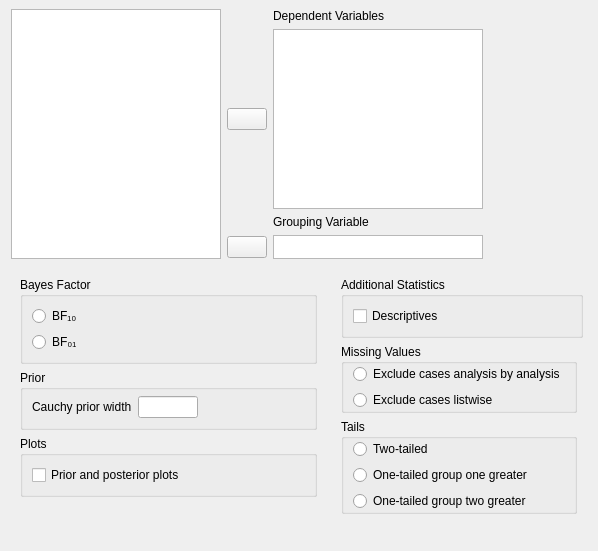
Old version of the form JASP-Desktop/analysisforms/ttestbayesianindependentsamplesform.ui in the repository jasp-stats/jasp-desktop.
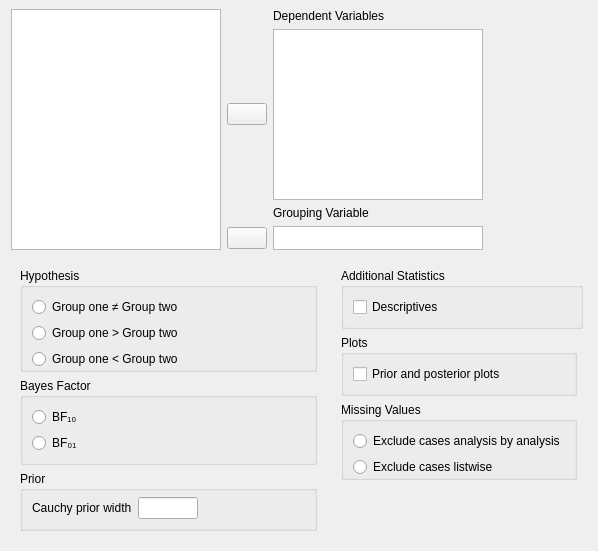
New version of the form. Custom widgets are drawn as their Qt base class.

The edit to the form file:
```diff
--- a/JASP-Desktop/analysisforms/ttestbayesianindependentsamplesform.ui
+++ b/JASP-Desktop/analysisforms/ttestbayesianindependentsamplesform.ui
@@ -198,7 +198,7 @@
    <item row="1" column="1" rowspan="2">
     <widget class="QWidget" name="widget_3" native="true">
      <layout class="QGridLayout" name="gridLayout_2">
-      <item row="1" column="0">
+      <item row="2" column="0">
        <widget class="BoundGroupBox" name="missingValues">
         <property name="title">
          <string>Missing Values</string>
@@ -207,9 +207,6 @@
          <bool>true</bool>
         </property>
         <layout class="QGridLayout" name="gridLayout_6">
-         <property name="topMargin">
-          <number>0</number>
-         </property>
          <property name="bottomMargin">
           <number>0</number>
          </property>
@@ -230,45 +227,6 @@
         </layout>
        </widget>
       </item>
-      <item row="2" column="0">
-       <widget class="BoundGroupBox" name="tails">
-        <property name="title">
-         <string>Tails</string>
-        </property>
-        <property name="flat">
-         <bool>true</bool>
-        </property>
-        <layout class="QGridLayout" name="gridLayout_9">
-         <property name="topMargin">
-          <number>0</number>
-         </property>
-         <property name="bottomMargin">
-          <number>0</number>
-         </property>
-         <item row="2" column="0">
-          <widget class="QRadioButton" name="_3oneTailedLessThan">
-           <property name="text">
-            <string>One-tailed group two greater</string>
-           </property>
-          </widget>
-         </item>
-         <item row="1" column="0">
-          <widget class="QRadioButton" name="_2oneTailedGreaterThan">
-           <property name="text">
-            <string>One-tailed group one greater</string>
-           </property>
-          </widget>
-         </item>
-         <item row="0" column="0">
-          <widget class="QRadioButton" name="_1twoTailed">
-           <property name="text">
-            <string>Two-tailed</string>
-           </property>
-          </widget>
-         </item>
-        </layout>
-       </widget>
-      </item>
       <item row="0" column="0" colspan="2">
        <widget class="QGroupBox" name="groupBox_7">
         <property name="title">
@@ -288,7 +246,7 @@
         </layout>
        </widget>
       </item>
-      <item row="3" column="0">
+      <item row="4" column="0">
        <spacer name="verticalSpacer_2">
         <property name="orientation">
          <enum>Qt::Vertical</enum>
@@ -301,58 +259,81 @@
         </property>
        </spacer>
       </item>
+      <item row="1" column="0">
+       <widget class="QGroupBox" name="plotsGroup">
+        <property name="title">
+         <string>Plots</string>
+        </property>
+        <property name="flat">
+         <bool>true</bool>
+        </property>
+        <layout class="QGridLayout" name="gridLayout_12">
+         <item row="0" column="0">
+          <widget class="BoundCheckBox" name="plots">
+           <property name="text">
+            <string>Prior and posterior plots</string>
+           </property>
+          </widget>
+         </item>
+        </layout>
+       </widget>
+      </item>
      </layout>
     </widget>
    </item>
    <item row="1" column="0" rowspan="2">
     <widget class="QWidget" name="widget_2" native="true">
      <layout class="QGridLayout" name="gridLayout_5">
-      <item row="0" column="0">
-       <widget class="BoundGroupBox" name="bayesFactorType">
-        <property name="title">
-         <string>Bayes Factor</string>
+      <item row="7" column="0">
+       <spacer name="verticalSpacer">
+        <property name="orientation">
+         <enum>Qt::Vertical</enum>
         </property>
-        <property name="flat">
-         <bool>true</bool>
+        <property name="sizeHint" stdset="0">
+         <size>
+          <width>20</width>
+          <height>40</height>
+         </size>
         </property>
-        <layout class="QGridLayout" name="gridLayout_13">
-         <item row="1" column="0">
-          <widget class="QRadioButton" name="_2">
-           <property name="text">
-            <string>BF₀₁</string>
-           </property>
-          </widget>
-         </item>
-         <item row="0" column="0">
-          <widget class="QRadioButton" name="_1">
-           <property name="text">
-            <string>BF₁₀</string>
-           </property>
-          </widget>
-         </item>
-        </layout>
-       </widget>
-      </item>
-      <item row="2" column="0">
-       <widget class="QGroupBox" name="groupBox_2">
-        <property name="title">
-         <string>Plots</string>
-        </property>
-        <property name="flat">
-         <bool>true</bool>
-        </property>
-        <layout class="QGridLayout" name="gridLayout_12">
-         <item row="0" column="0">
-          <widget class="BoundCheckBox" name="plots">
-           <property name="text">
-            <string>Prior and posterior plots</string>
-           </property>
-          </widget>
-         </item>
-        </layout>
-       </widget>
+       </spacer>
       </item>
       <item row="1" column="0">
+       <widget class="BoundGroupBox" name="hypothesis">
+        <property name="title">
+         <string>Hypothesis</string>
+        </property>
+        <property name="flat">
+         <bool>true</bool>
+        </property>
+        <layout class="QGridLayout" name="gridLayout_9">
+         <property name="bottomMargin">
+          <number>0</number>
+         </property>
+         <item row="2" column="0">
+          <widget class="QRadioButton" name="_3oneTailedLessThan">
+           <property name="text">
+            <string>Group one &lt; Group two</string>
+           </property>
+          </widget>
+         </item>
+         <item row="1" column="0">
+          <widget class="QRadioButton" name="_2oneTailedGreaterThan">
+           <property name="text">
+            <string>Group one &gt; Group two</string>
+           </property>
+          </widget>
+         </item>
+         <item row="0" column="0">
+          <widget class="QRadioButton" name="_1twoTailed">
+           <property name="text">
+            <string>Group one ≠ Group two</string>
+           </property>
+          </widget>
+         </item>
+        </layout>
+       </widget>
+      </item>
+      <item row="3" column="0">
        <widget class="QGroupBox" name="groupBox">
         <property name="title">
          <string>Prior</string>
@@ -403,18 +384,31 @@
         </layout>
        </widget>
       </item>
-      <item row="3" column="0">
-       <spacer name="verticalSpacer">
-        <property name="orientation">
-         <enum>Qt::Vertical</enum>
+      <item row="2" column="0">
+       <widget class="BoundGroupBox" name="bayesFactorType">
+        <property name="title">
+         <string>Bayes Factor</string>
         </property>
-        <property name="sizeHint" stdset="0">
-         <size>
-          <width>20</width>
-          <height>40</height>
-         </size>
+        <property name="flat">
+         <bool>true</bool>
         </property>
-       </spacer>
+        <layout class="QGridLayout" name="gridLayout_13">
+         <item row="1" column="0">
+          <widget class="QRadioButton" name="_2">
+           <property name="text">
+            <string>BF₀₁</string>
+           </property>
+          </widget>
+         </item>
+         <item row="0" column="0">
+          <widget class="QRadioButton" name="_1">
+           <property name="text">
+            <string>BF₁₀</string>
+           </property>
+          </widget>
+         </item>
+        </layout>
+       </widget>
       </item>
      </layout>
     </widget>
```
